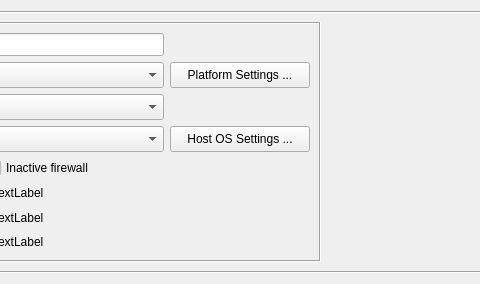
Before: the Qt Designer form src/firewallfabrik/gui/ui/firewalldialog_q.ui in Linuxfabrik/firewallfabrik, drawn with Qt 5; both pictures show x 101 to 581 and y 0 to 284 of the 927 by 284 pixel window.
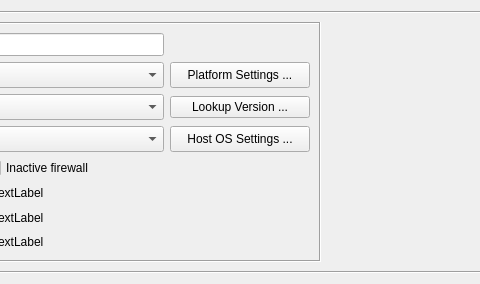
After: the same form once the commit is applied. Custom widgets are drawn as their Qt base class.

```diff
--- a/src/firewallfabrik/gui/ui/firewalldialog_q.ui
+++ b/src/firewallfabrik/gui/ui/firewalldialog_q.ui
@@ -241,6 +241,30 @@
              </property>
             </widget>
            </item>
+           <item row="3" column="2">
+            <widget class="QPushButton" name="lookupVersion">
+             <property name="sizePolicy">
+              <sizepolicy hsizetype="Minimum" vsizetype="Fixed">
+               <horstretch>0</horstretch>
+               <verstretch>0</verstretch>
+              </sizepolicy>
+             </property>
+             <property name="minimumSize">
+              <size>
+               <width>140</width>
+               <height>0</height>
+              </size>
+             </property>
+             <property name="toolTip">
+              <string>Log in to the firewall the way the installer does (management address,
+user and ssh arguments from its installer settings), read which iptables,
+nftables and distribution it runs, and pick the matching entry.</string>
+             </property>
+             <property name="text">
+              <string>Lookup Version ...</string>
+             </property>
+            </widget>
+           </item>
            <item row="3" column="1">
             <widget class="QComboBox" name="version">
              <property name="sizePolicy">
```
Left out of the diff: 10 changed lines with no effect on the pictures.
